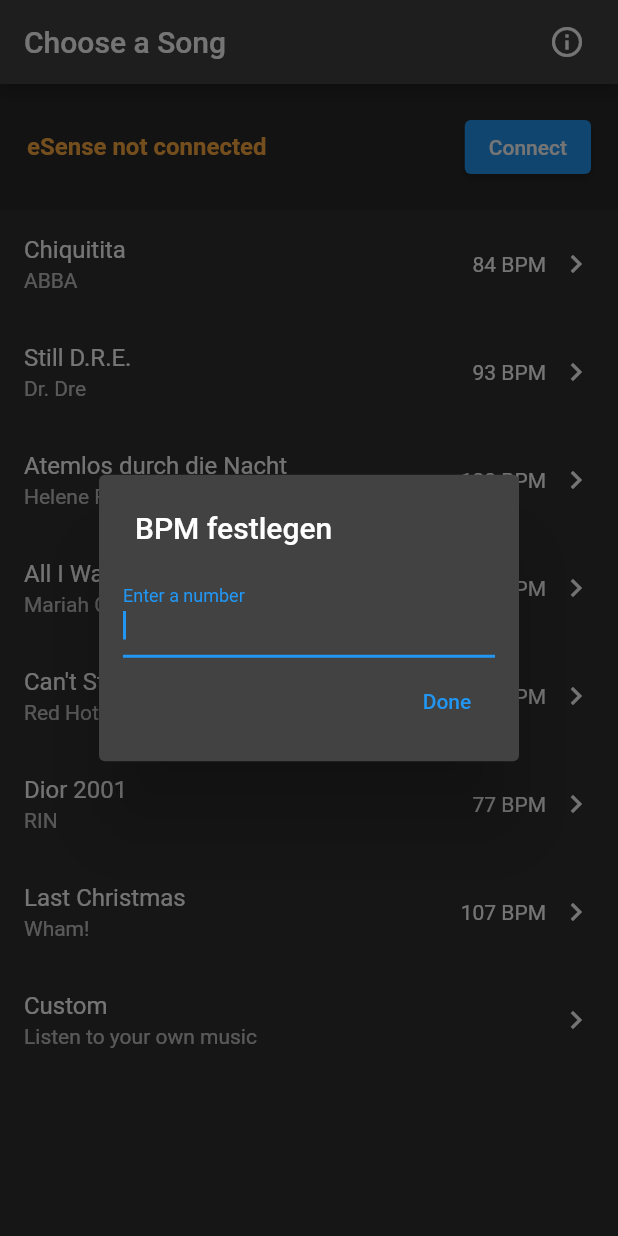
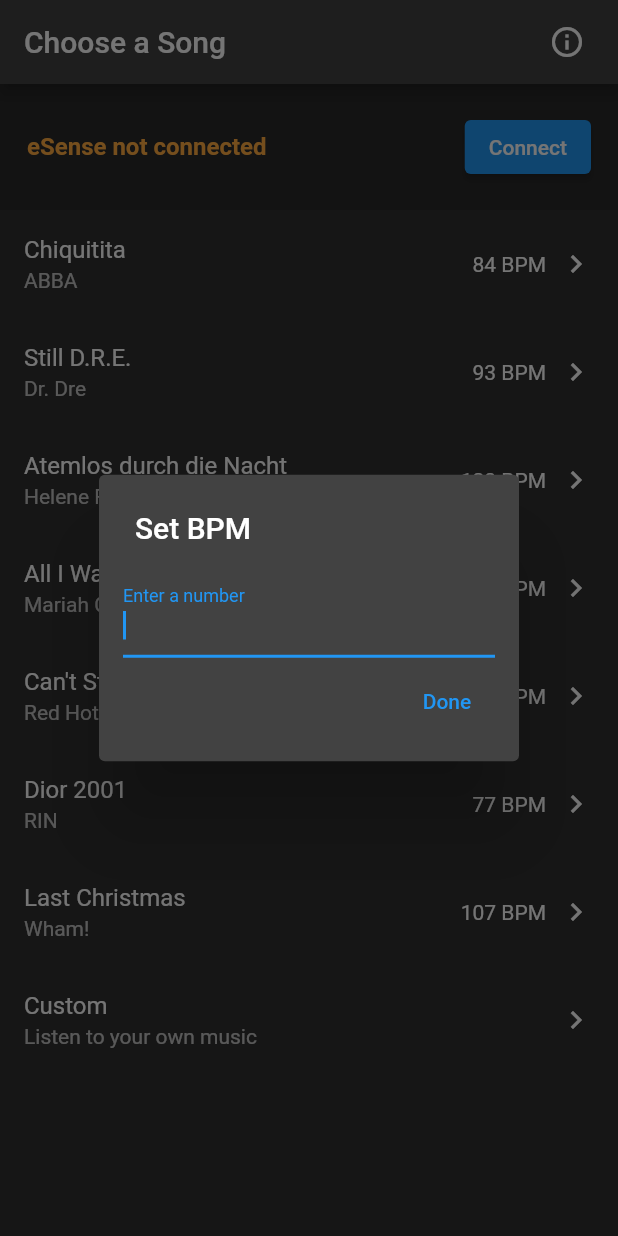
Before and after one commit to Voakie/headbang, a Flutter app: the screen it shows after launch, after a tap on "Custom", on a phone screen of 412 x 824 dp. Run offline on Flutter 3.47's test engine with Material 2 defaults, Android fonts, the phone set to English and light mode, and no system bars; our stand-ins replace flutter_blue, just_audio, permission_handler; missing offline and left inert: esense_flutter.

Commit message:
Add missing translation

```diff
--- a/lib/views/song_list_view.dart
+++ b/lib/views/song_list_view.dart
@@ -146,7 +146,7 @@ class _CustomSongListEntryState extends State<CustomSongListEntry> {
         builder: (context) {
           return SimpleDialog(
             contentPadding: const EdgeInsets.all(16),
-            title: const Text("BPM festlegen"),
+            title: const Text("Set BPM"),
             children: [
               TextField(
                 autofocus: true,
```
